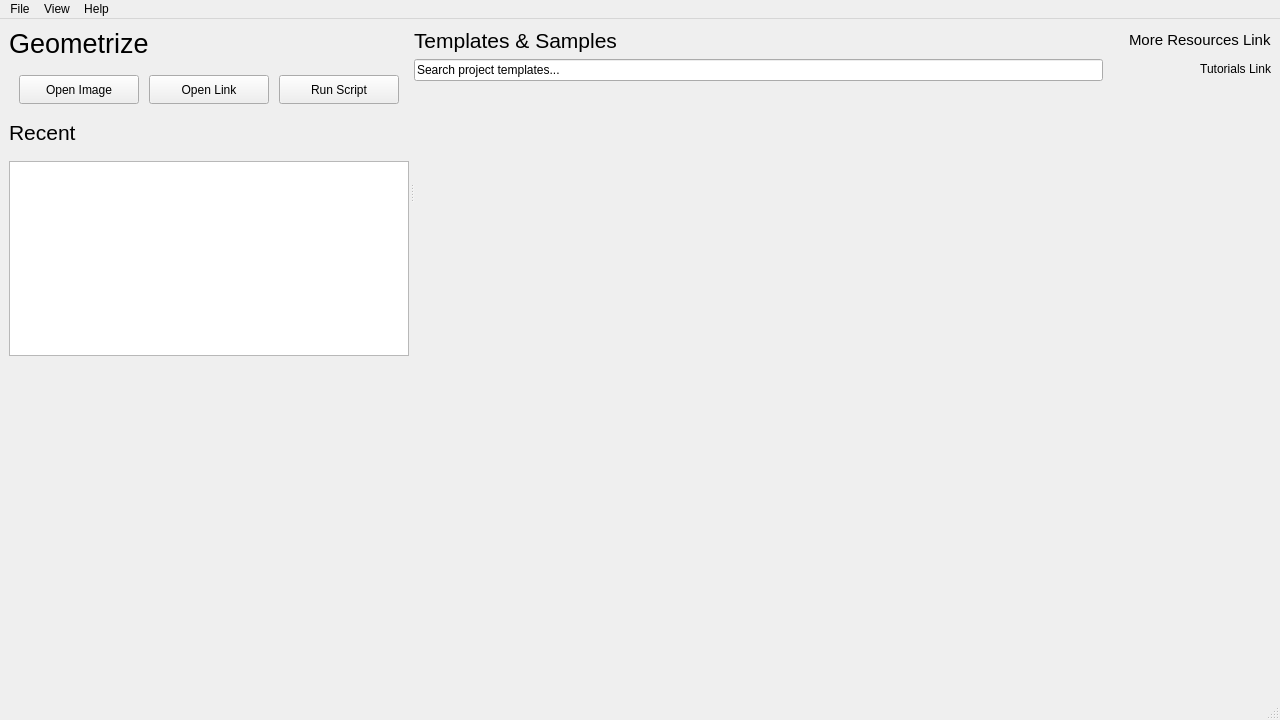
First picture: the form in Geometrize/dialog/launchwindow.ui, repository Tw1ddle/geometrize, before the edit.
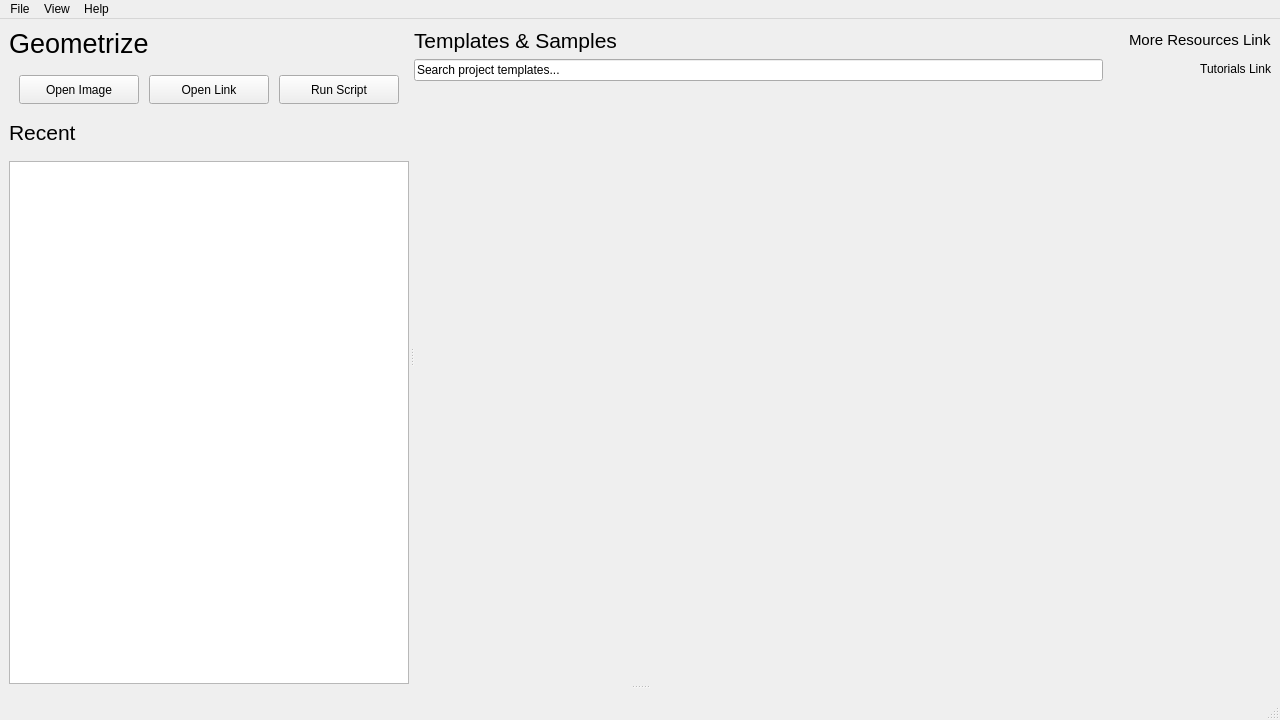
Second picture: the form after the edit. Icons and pictures are not drawn. Custom widgets are drawn as their Qt base class.

Commit message: Script console splitter

```diff
--- a/Geometrize/dialog/launchwindow.ui
+++ b/Geometrize/dialog/launchwindow.ui
@@ -31,7 +31,35 @@
   <widget class="QWidget" name="centralwidget">
    <layout class="QVBoxLayout" name="verticalLayout_9">
     <item>
-     <widget class="QSplitter" name="centralsplitter">
+     <widget class="QSplitter" name="centralSplitter">
+      <property name="sizePolicy">
+       <sizepolicy hsizetype="Preferred" vsizetype="Preferred">
+        <horstretch>0</horstretch>
+        <verstretch>0</verstretch>
+       </sizepolicy>
+      </property>
+      <property name="frameShape">
+       <enum>QFrame::NoFrame</enum>
+      </property>
+      <property name="frameShadow">
+       <enum>QFrame::Plain</enum>
+      </property>
+      <property name="orientation">
+       <enum>Qt::Vertical</enum>
+      </property>
+      <property name="opaqueResize">
+       <bool>true</bool>
+      </property>
+      <property name="handleWidth">
+       <number>5</number>
+      </property>
+      <property name="childrenCollapsible">
+       <bool>false</bool>
+      </property>
+      <widget class="QWidget" name="mainContainer" native="true">
+       <layout class="QHBoxLayout" name="horizontalLayout_2">
+        <item>
+         <widget class="QSplitter" name="templateRecentsSplitter">
       <property name="sizePolicy">
        <sizepolicy hsizetype="Preferred" vsizetype="Preferred">
         <horstretch>0</horstretch>
@@ -374,8 +402,8 @@
             <rect>
              <x>0</x>
              <y>0</y>
-             <width>851</width>
-             <height>278</height>
+                 <width>839</width>
+                 <height>551</height>
             </rect>
            </property>
            <layout class="QVBoxLayout" name="verticalLayout_6">
@@ -410,13 +438,21 @@
       </widget>
      </widget>
     </item>
-    <item>
+       </layout>
+      </widget>
      <widget class="geometrize::dialog::ScriptConsole" name="consoleWidget" native="true">
       <property name="enabled">
        <bool>true</bool>
       </property>
+       <property name="sizePolicy">
+        <sizepolicy hsizetype="Preferred" vsizetype="Preferred">
+         <horstretch>0</horstretch>
+         <verstretch>0</verstretch>
+        </sizepolicy>
+       </property>
       <layout class="QVBoxLayout" name="verticalLayout_8"/>
      </widget>
+     </widget>
     </item>
    </layout>
   </widget>
```
Left out of the diff: 8 changed lines with no effect on the pictures. Lines whose indentation alone changed are shown as unchanged. The commit also changes 3 other files.
